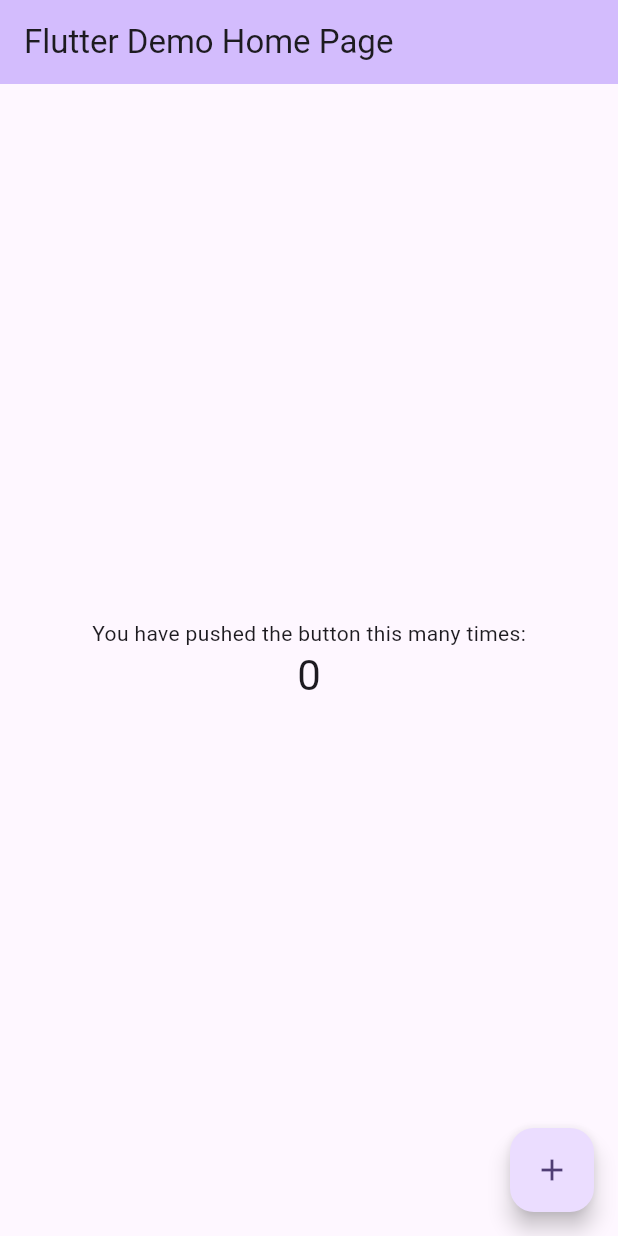
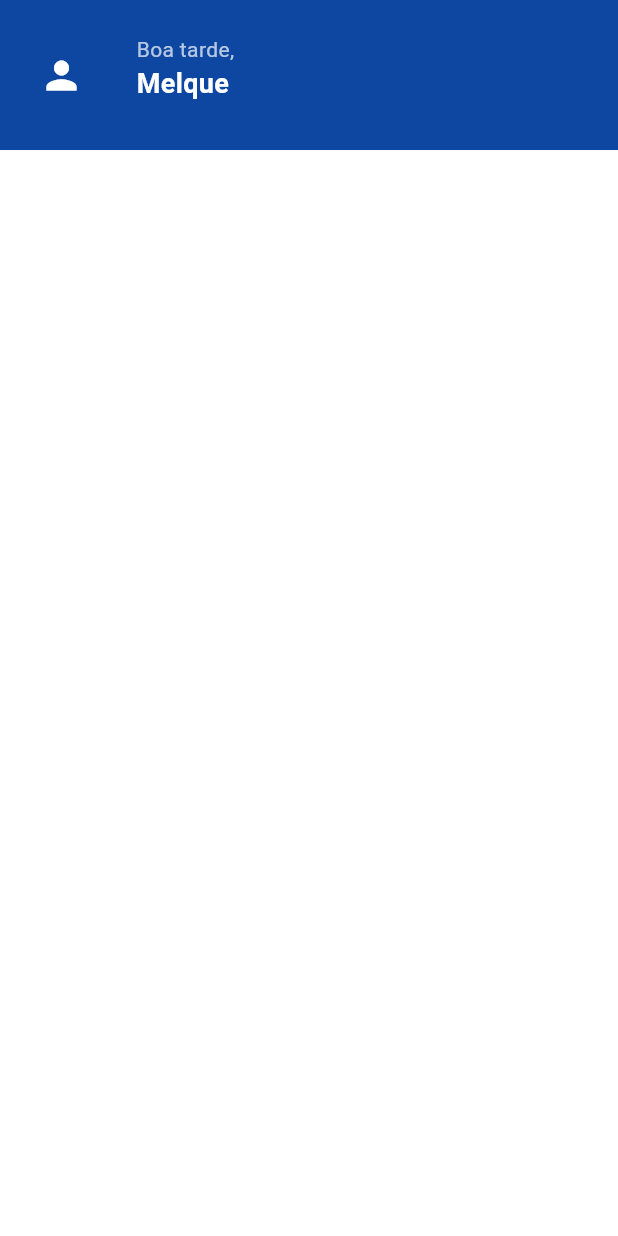
Before and after one commit to melquetrindade/financas-pessoais, a Flutter app: the screen it shows after launch, on a phone screen of 412 x 824 dp. Run offline on Flutter 3.47's test engine with Material 3 defaults, Android fonts, the phone set to English and light mode, and no system bars.

Commit message:
inciando o desenvolvimento da tela Home

```diff
--- /dev/null
+++ b/financas_pessoais/lib/constants/app_colors.dart
@@ -0,0 +1,7 @@
+import 'package:flutter/material.dart';
+
+class AppColors {
+  AppColors._();
+
+  static Color azulPrimario = Colors.blue[900]!;
+}
--- a/financas_pessoais/lib/main.dart
+++ b/financas_pessoais/lib/main.dart
@@ -1,3 +1,4 @@
+import 'package:financas_pessoais/pages/home.dart';
 import 'package:flutter/material.dart';
 
 void main() {
@@ -12,114 +13,12 @@
   Widget build(BuildContext context) {
     return MaterialApp(
       title: 'Flutter Demo',
+      debugShowCheckedModeBanner: false,
       theme: ThemeData(
-        // This is the theme of your application.
-        //
-        // TRY THIS: Try running your application with "flutter run". You'll see
-        // the application has a purple toolbar. Then, without quitting the app,
-        // try changing the seedColor in the colorScheme below to Colors.green
-        // and then invoke "hot reload" (save your changes or press the "hot
-        // reload" button in a Flutter-supported IDE, or press "r" if you used
-        // the command line to start the app).
-        //
-        // Notice that the counter didn't reset back to zero; the application
-        // state is not lost during the reload. To reset the state, use hot
-        // restart instead.
-        //
-        // This works for code too, not just values: Most code changes can be
-        // tested with just a hot reload.
         colorScheme: ColorScheme.fromSeed(seedColor: Colors.deepPurple),
         useMaterial3: true,
       ),
-      home: const MyHomePage(title: 'Flutter Demo Home Page'),
+      home: const Home(),
     );
   }
 }
-
-class MyHomePage extends StatefulWidget {
-  const MyHomePage({super.key, required this.title});
-
-  // This widget is the home page of your application. It is stateful, meaning
-  // that it has a State object (defined below) that contains fields that affect
-  // how it looks.
-
-  // This class is the configuration for the state. It holds the values (in this
-  // case the title) provided by the parent (in this case the App widget) and
-  // used by the build method of the State. Fields in a Widget subclass are
-  // always marked "final".
-
-  final String title;
-
-  @override
-  State<MyHomePage> createState() => _MyHomePageState();
-}
-
-class _MyHomePageState extends State<MyHomePage> {
-  int _counter = 0;
-
-  void _incrementCounter() {
-    setState(() {
-      // This call to setState tells the Flutter framework that something has
-      // changed in this State, which causes it to rerun the build method below
-      // so that the display can reflect the updated values. If we changed
-      // _counter without calling setState(), then the build method would not be
-      // called again, and so nothing would appear to happen.
-      _counter++;
-    });
-  }
-
-  @override
-  Widget build(BuildContext context) {
-    // This method is rerun every time setState is called, for instance as done
-    // by the _incrementCounter method above.
-    //
-    // The Flutter framework has been optimized to make rerunning build methods
-    // fast, so that you can just rebuild anything that needs updating rather
-    // than having to individually change instances of widgets.
-    return Scaffold(
-      appBar: AppBar(
-        // TRY THIS: Try changing the color here to a specific color (to
-        // Colors.amber, perhaps?) and trigger a hot reload to see the AppBar
-        // change color while the other colors stay the same.
-        backgroundColor: Theme.of(context).colorScheme.inversePrimary,
-        // Here we take the value from the MyHomePage object that was created by
-        // the App.build method, and use it to set our appbar title.
-        title: Text(widget.title),
-      ),
-      body: Center(
-        // Center is a layout widget. It takes a single child and positions it
-        // in the middle of the parent.
-        child: Column(
-          // Column is also a layout widget. It takes a list of children and
-          // arranges them vertically. By default, it sizes itself to fit its
-          // children horizontally, and tries to be as tall as its parent.
-          //
-          // Column has various properties to control how it sizes itself and
-          // how it positions its children. Here we use mainAxisAlignment to
-          // center the children vertically; the main axis here is the vertical
-          // axis because Columns are vertical (the cross axis would be
-          // horizontal).
-          //
-          // TRY THIS: Invoke "debug painting" (choose the "Toggle Debug Paint"
-          // action in the IDE, or press "p" in the console), to see the
-          // wireframe for each widget.
-          mainAxisAlignment: MainAxisAlignment.center,
-          children: <Widget>[
-            const Text(
-              'You have pushed the button this many times:',
-            ),
-            Text(
-              '$_counter',
-              style: Theme.of(context).textTheme.headlineMedium,
-            ),
-          ],
-        ),
-      ),
-      floatingActionButton: FloatingActionButton(
-        onPressed: _incrementCounter,
-        tooltip: 'Increment',
-        child: const Icon(Icons.add),
-      ), // This trailing comma makes auto-formatting nicer for build methods.
-    );
-  }
-}
--- /dev/null
+++ b/financas_pessoais/lib/pages/home.dart
@@ -0,0 +1,80 @@
+import 'package:financas_pessoais/constants/app_colors.dart';
+import 'package:flutter/material.dart';
+
+class Home extends StatefulWidget {
+  const Home({super.key});
+
+  @override
+  State<Home> createState() => _HomeState();
+}
+
+class _HomeState extends State<Home> {
+  @override
+  Widget build(BuildContext context) {
+    return Scaffold(
+      backgroundColor: AppColors.azulPrimario,
+      appBar: PreferredSize(
+        preferredSize: const Size.fromHeight(100),
+        child: SafeArea(
+            child: Padding(
+          padding: const EdgeInsets.symmetric(horizontal: 16.0, vertical: 8.0),
+          child: Row(
+            mainAxisAlignment: MainAxisAlignment.spaceBetween,
+            children: [
+              Row(
+                children: [
+                  InkWell(
+                    child: Container(
+                      width: 50,
+                      height: 50,
+                      decoration: BoxDecoration(
+                        shape: BoxShape.circle,
+                        border:
+                            Border.all(color: AppColors.azulPrimario, width: 2),
+                      ),
+                      child: const Icon(Icons.person,
+                          color: Colors.white, size: 30),
+                    ),
+                    onTap: () {
+                      print("Tocou no perfil");
+                    },
+                  ),
+                  const SizedBox(width: 25),
+                  Padding(
+                    padding: const EdgeInsets.only(top: 15),
+                    child: Column(
+                      crossAxisAlignment: CrossAxisAlignment.start,
+                      children: const [
+                        Text(
+                          "Boa tarde,",
+                          style: TextStyle(color: Colors.white70, fontSize: 14),
+                        ),
+                        Text(
+                          "Melque",
+                          style: TextStyle(
+                              color: Colors.white,
+                              fontSize: 18,
+                              fontWeight: FontWeight.bold),
+                        ),
+                      ],
+                    ),
+                  ),
+                ],
+              ),
+            ],
+          ),
+        )),
+      ),
+      body: Container(
+        color: Colors.white,
+        child: Center(
+          child: Text(
+            'HOME',
+            style: TextStyle(
+                color: Colors.white, fontSize: 17, fontWeight: FontWeight.w500),
+          ),
+        ),
+      ),
+    );
+  }
+}
```
